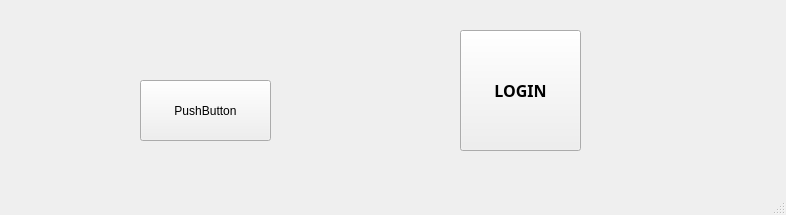
First picture: the form in bank-automat/mainwindow.ui, repository jaccet/MyBankSimul, before the edit.
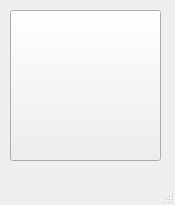
Second picture: the form after the edit.

What changed in the file:
```diff
--- a/bank-automat/mainwindow.ui
+++ b/bank-automat/mainwindow.ui
@@ -6,8 +6,8 @@
    <rect>
     <x>0</x>
     <y>0</y>
-    <width>786</width>
-    <height>215</height>
+    <width>175</width>
+    <height>205</height>
    </rect>
   </property>
   <property name="windowTitle">
@@ -17,43 +17,14 @@
    <widget class="QPushButton" name="LoginBT">
     <property name="geometry">
      <rect>
-      <x>460</x>
-      <y>30</y>
-      <width>121</width>
-      <height>121</height>
+      <x>10</x>
+      <y>10</y>
+      <width>151</width>
+      <height>151</height>
      </rect>
     </property>
-    <property name="font">
-     <font>
-      <family>Source Code Pro</family>
-      <pointsize>12</pointsize>
-      <bold>true</bold>
-     </font>
-    </property>
-    <property name="cursor">
-     <cursorShape>OpenHandCursor</cursorShape>
-    </property>
-    <property name="focusPolicy">
-     <enum>Qt::ClickFocus</enum>
-    </property>
-    <property name="autoFillBackground">
-     <bool>true</bool>
-    </property>
     <property name="text">
-     <string>LOGIN</string>
-    </property>
-   </widget>
-   <widget class="QPushButton" name="pushButton">
-    <property name="geometry">
-     <rect>
-      <x>140</x>
-      <y>80</y>
-      <width>131</width>
-      <height>61</height>
-     </rect>
-    </property>
-    <property name="text">
-     <string>PushButton</string>
+     <string/>
     </property>
    </widget>
   </widget>
```
Left out of the diff: 4 changed lines with no effect on the pictures.
